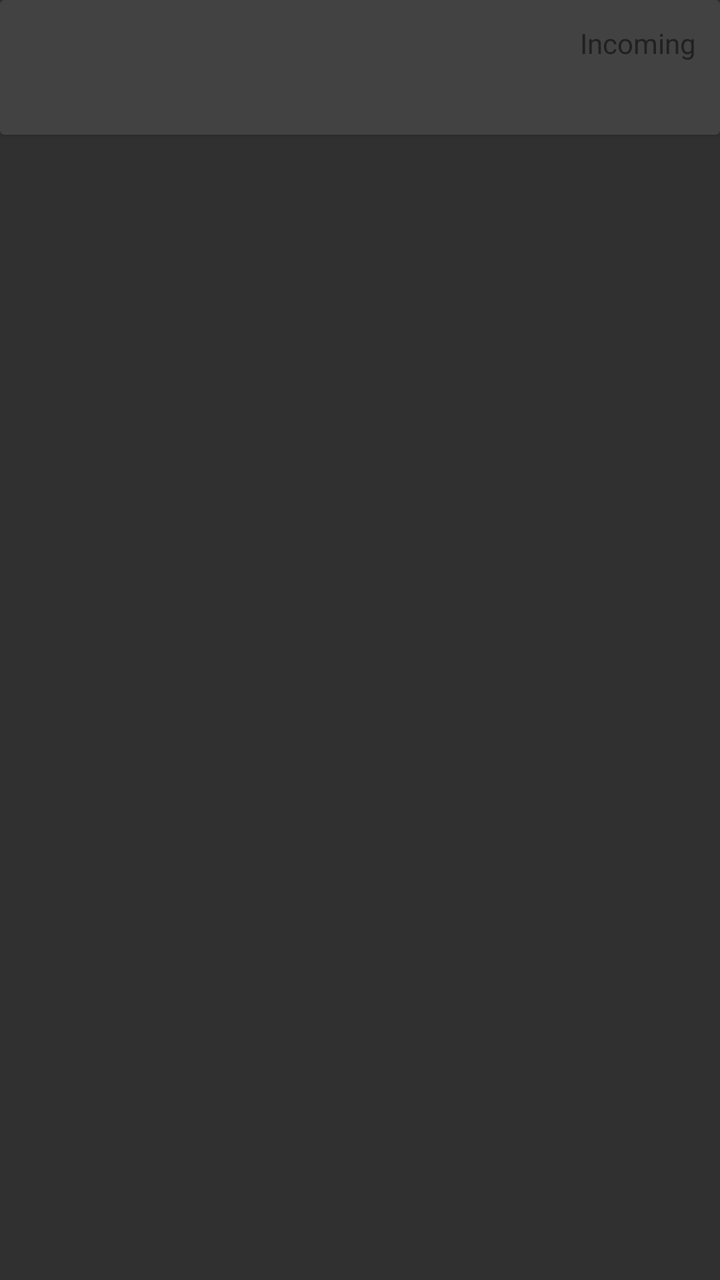
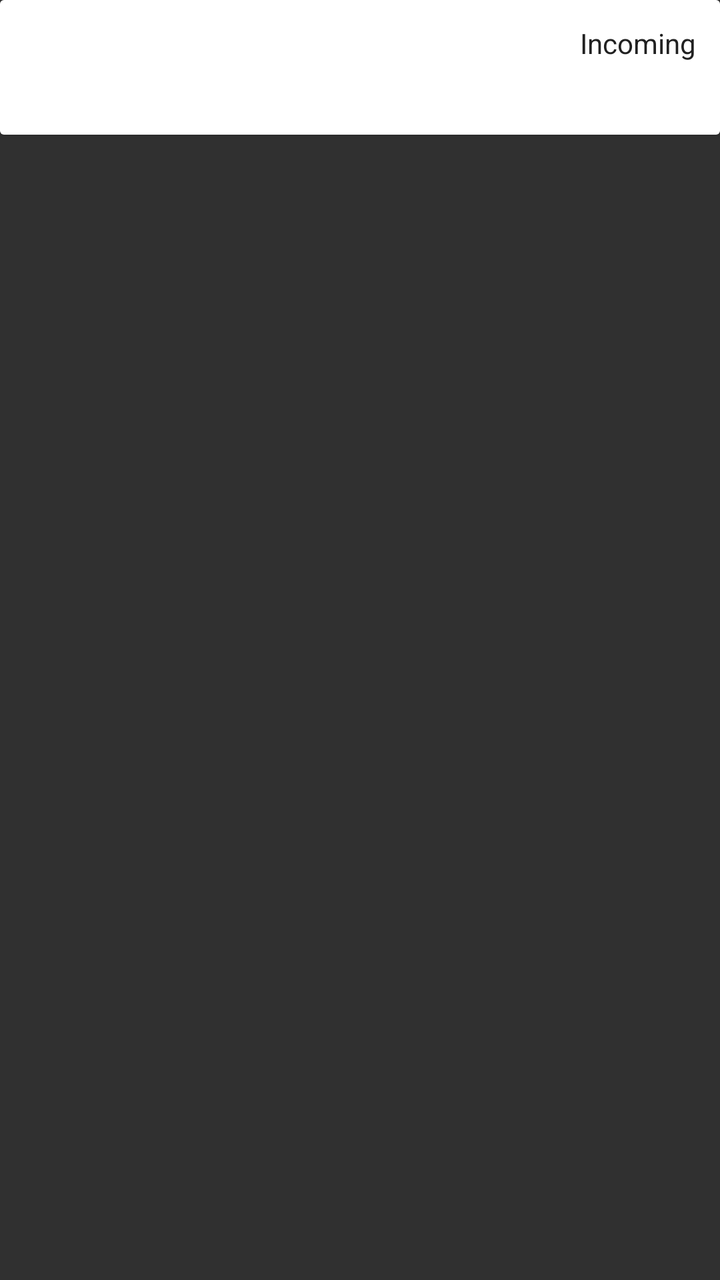

Compare the two renders of this Android layout. The source of the first and the diff that turns it into the second are given below.
<!-- AndroidManifest.xml: application theme AppTheme -->
<!-- res/layout/cardview_calls.xml -->
<LinearLayout xmlns:android="http://schemas.android.com/apk/res/android"
android:layout_width="match_parent" android:layout_height="match_parent"
android:paddingBottom="@dimen/cardview_padding">
<android.support.v7.widget.CardView
    android:layout_width="match_parent"
    android:layout_height="wrap_content"
    android:id="@+id/cardview_calls">
    <RelativeLayout
        android:layout_width="match_parent"
        android:layout_height="wrap_content"
        android:padding="@dimen/cardview_text_padding2"
        >
        <TextView
            android:layout_width="wrap_content"
            android:layout_height="wrap_content"
            android:id="@+id/cardview_calls_number"
            android:layout_alignParentTop="true"
            android:textSize="18sp"
            android:textColor="@color/primary_material_dark"
            />
        <TextView
            android:layout_width="wrap_content"
            android:layout_height="wrap_content"
            android:id="@+id/cardview_calls_direction"
            android:textColor="@color/primary_material_dark"
            android:text="@string/incoming"
            android:layout_alignParentTop="true"
            android:layout_alignParentEnd="true"
            />
        <TextView
            android:layout_width="wrap_content"
            android:layout_height="wrap_content"
            android:id="@+id/cardview_calls_time"
            android:layout_below="@+id/cardview_calls_number"
            android:textColor="@color/primary_material_dark"
            />
    </RelativeLayout>
</android.support.v7.widget.CardView>
</LinearLayout>
<!-- resources referenced by this layout -->
<resources>
  <dimen name="cardview_padding">8dp</dimen>
  <dimen name="cardview_text_padding2">12dp</dimen>
  <string name="incoming">Incoming</string>
  <style name="AppTheme" parent="Theme.AppCompat.NoActionBar">
          
          <item name="windowActionBar">false</item>
          <item name="windowNoTitle">true</item>
      </style>
</resources>

<!-- the commit's change to res/layout/cardview_calls.xml (unified diff, before → after) -->
@@ -1,6 +1,7 @@
 <LinearLayout xmlns:android="http://schemas.android.com/apk/res/android"
-android:layout_width="match_parent" android:layout_height="match_parent"
-android:paddingBottom="@dimen/cardview_padding">
+    android:layout_width="match_parent"
+    android:layout_height="wrap_content"
+    android:paddingBottom="@dimen/cardview_padding">
 <android.support.v7.widget.CardView
     android:layout_width="match_parent"
     android:layout_height="wrap_content"
@@ -9,6 +10,7 @@ android:paddingBottom="@dimen/cardview_padding">
         android:layout_width="match_parent"
         android:layout_height="wrap_content"
         android:padding="@dimen/cardview_text_padding2"
+        android:background="@color/cardview_bg"
         >
         <TextView
             android:layout_width="wrap_content"
<!-- resource entries referenced after the edit -->
@@ -1,5 +1,6 @@
 <!-- resources referenced by this layout -->
 <resources>
+  <item name="cardview_bg" type="color">#ffffff</item>
   <dimen name="cardview_padding">8dp</dimen>
   <dimen name="cardview_text_padding2">12dp</dimen>
   <string name="incoming">Incoming</string>
